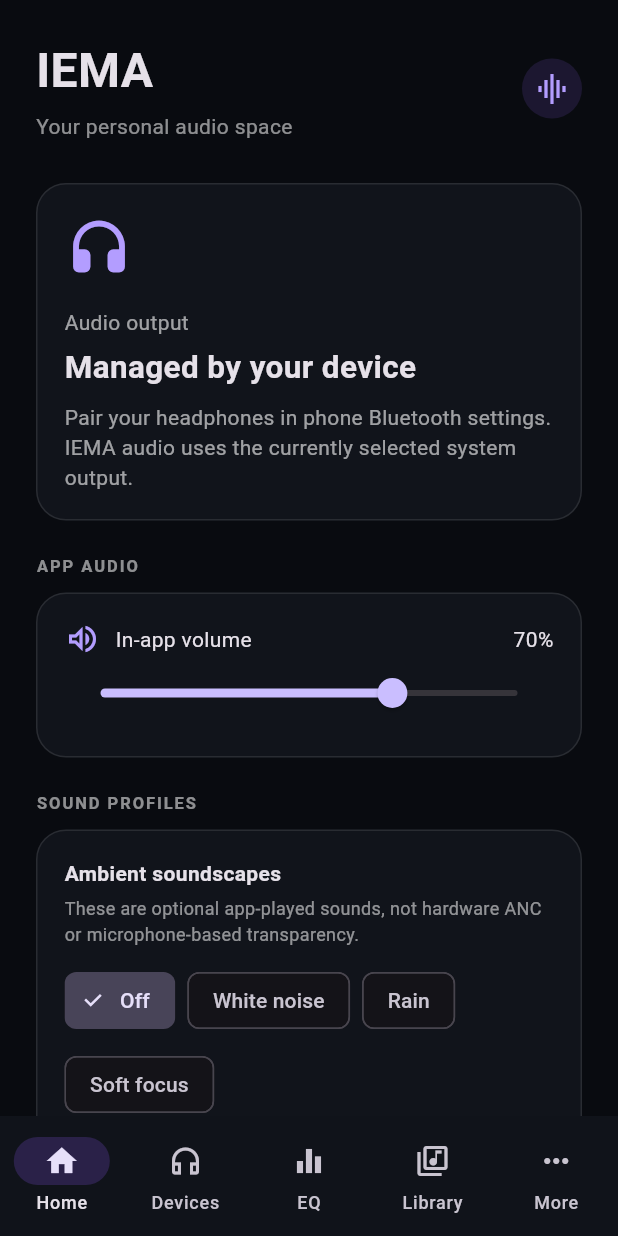
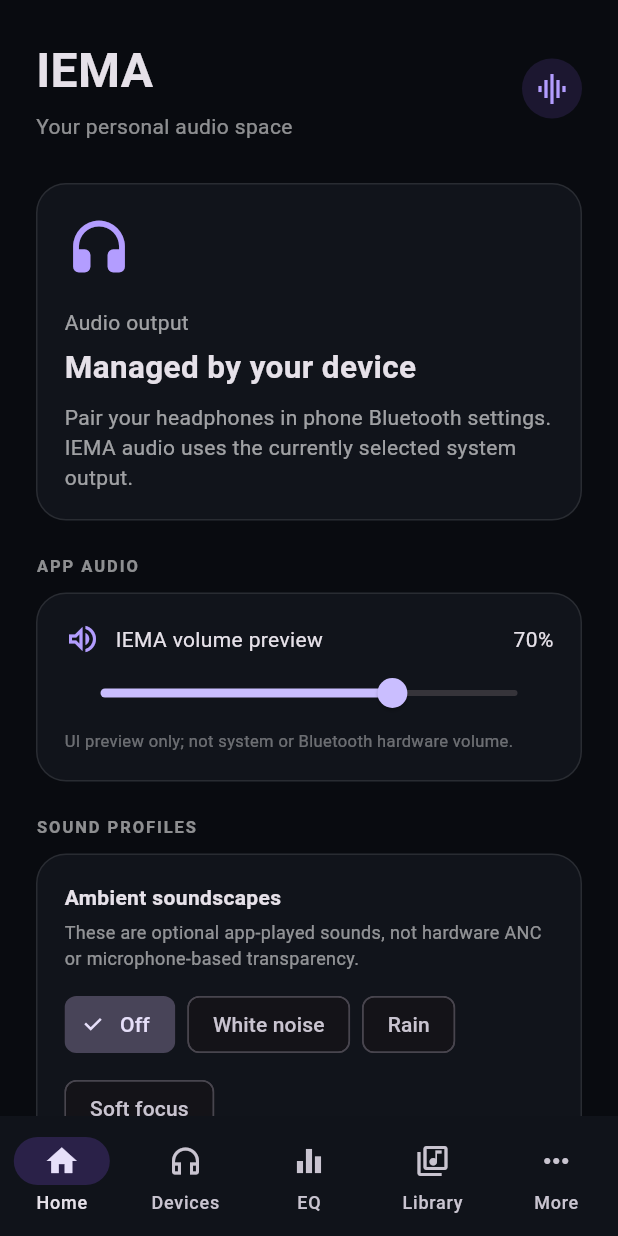
Before and after one commit to LachicACarl/AcousticLab, a Flutter app: the screen it shows after launch, on a phone screen of 412 x 824 dp. Run offline on Flutter 3.47's test engine with Material 3 defaults, Android fonts, the phone set to English and light mode, and no system bars; our stand-ins replace flutter_blue_plus, just_audio, shared_preferences; Roboto replaces fonts that are missing (Arial).

Commit message:
fix: clarify dashboard volume is an app UI preview

```diff
--- a/lib/screens/dashboard_screen.dart
+++ b/lib/screens/dashboard_screen.dart
@@ -39,10 +39,11 @@
       _panel(Column(children: [
         Row(children: [
           const Icon(Icons.volume_up_outlined, color: Color(0xFFB39DFF)),
-          const SizedBox(width: 10), const Expanded(child: Text('In-app volume')),
+          const SizedBox(width: 10), const Expanded(child: Text('IEMA volume preview')),
           Text('${(appVolume * 100).round()}%'),
         ]),
         Slider(value: appVolume, onChanged: (v) => setState(() => appVolume = v)),
+        const Align(alignment: Alignment.centerLeft, child: Text('UI preview only; not system or Bluetooth hardware volume.', style: TextStyle(color: Colors.white38, fontSize: 11))),
       ])),
       const SizedBox(height: 22),
       _section('SOUND PROFILES'),
```
